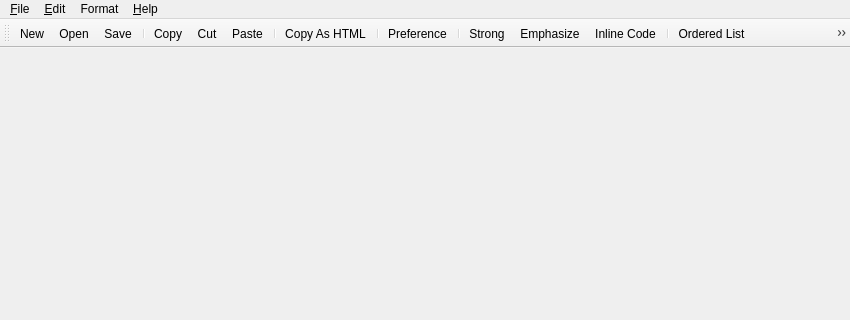
This is mainwindow.ui in missdeer/KarenMeu as Qt 5 draws it before an edit; both pictures show x 0 to 850 and y 0 to 320 of the 850 by 540 pixel window. The edited form follows.
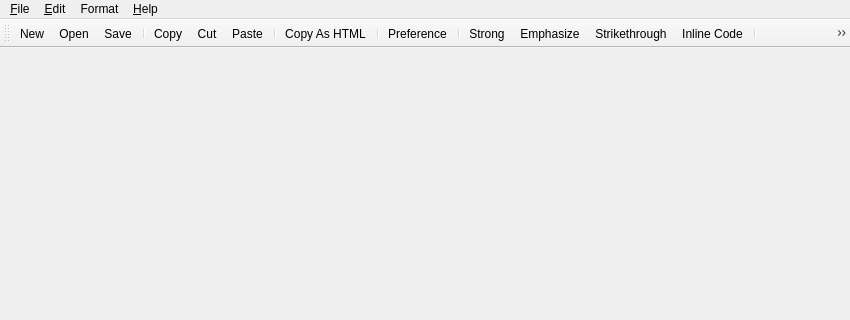
This is the edited form. Icons and pictures are not drawn.

The edit to the form file:
```diff
--- a/mainwindow.ui
+++ b/mainwindow.ui
@@ -126,6 +126,7 @@
    <addaction name="separator"/>
    <addaction name="actionStrong"/>
    <addaction name="actionEmphasize"/>
+   <addaction name="actionStrikethrough"/>
    <addaction name="actionInlineCode"/>
    <addaction name="separator"/>
    <addaction name="actionOrderedList"/>
@@ -542,6 +543,15 @@
     <string>Alt+,</string>
    </property>
   </action>
+  <action name="actionStrikethrough">
+   <property name="icon">
+    <iconset resource="karenmeu.qrc">
+     <normaloff>:/rc/images/strikethrough.png</normaloff>:/rc/images/strikethrough.png</iconset>
+   </property>
+   <property name="text">
+    <string>Strikethrough</string>
+   </property>
+  </action>
  </widget>
  <layoutdefault spacing="6" margin="11"/>
  <resources>
```
Left out of the diff: 1 changed line with no effect on the pictures.
